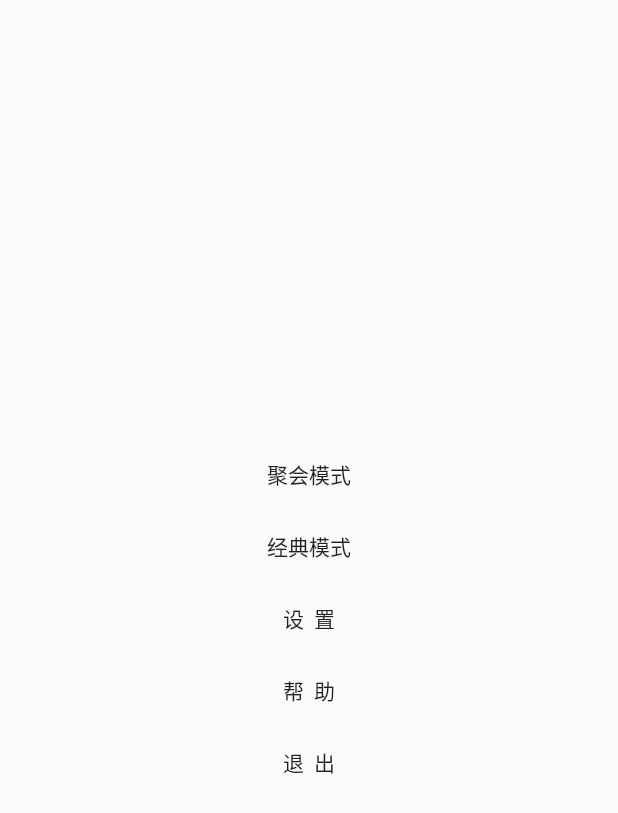
After one commit to david-loman/GuessNumber, an Android app: the layout activity_guide.xml on its own in the app's theme, with its tools: preview values and no code run, on a phone screen of 412 x 824 dp. The commit adds this screen. Shown: the top 813 px of the screen. Run offline under Robolectric (Android 15) with nearby library versions, the phone set to English and light mode, and no system bars.

Commit message:
add guideActivity

```diff
--- /dev/null
+++ b/app/src/main/res/layout/activity_guide.xml
@@ -0,0 +1,59 @@
+<RelativeLayout xmlns:android="http://schemas.android.com/apk/res/android"
+    xmlns:tools="http://schemas.android.com/tools"
+    android:layout_width="match_parent"
+    android:layout_height="match_parent"
+    tools:context="com.loman.david.guessnumber.GuideActivity">
+
+    <Button
+        android:id="@+id/playClassicButton"
+        android:text="经典模式"
+        android:layout_width="match_parent"
+        android:layout_height="wrap_content"
+        android:layout_above="@+id/settingButton"
+        android:background="@android:color/transparent"
+        android:padding="5dp"
+        android:onClick="playClassicGame"
+        />
+
+    <Button
+        android:id="@+id/playButton"
+        android:text="聚会模式"
+        android:layout_width="match_parent"
+        android:layout_height="wrap_content"
+        android:layout_above="@+id/playClassicButton"
+        android:background="@android:color/transparent"
+        android:padding="5dp"
+        android:onClick="playGame" />
+
+    <Button
+        android:id="@+id/settingButton"
+        android:text="设  置"
+        android:layout_width="match_parent"
+        android:layout_height="wrap_content"
+        android:layout_centerVertical="true"
+        android:layout_centerHorizontal="true"
+        android:background="@android:color/transparent"
+        android:padding="5dp"
+        android:onClick="setSetting" />
+
+    <Button
+        android:id="@+id/helpButton"
+        android:text="帮  助"
+        android:layout_width="match_parent"
+        android:layout_height="wrap_content"
+        android:layout_below="@+id/settingButton"
+        android:background="@android:color/transparent"
+        android:padding="5dp"
+        />
+
+    <Button
+        android:id="@+id/exitButton"
+        android:text="退  出"
+        android:layout_width="match_parent"
+        android:layout_height="wrap_content"
+        android:layout_below="@+id/helpButton"
+        android:background="@android:color/transparent"
+        android:padding="5dp"
+        android:onClick="onExit" />
+
+</RelativeLayout>
--- a/app/src/main/res/values/strings.xml
+++ b/app/src/main/res/values/strings.xml
@@ -1,7 +1,8 @@
 <?xml version="1.0" encoding="utf-8"?>
 <resources>
 
-    <string name="app_name">GuessNumber</string>
-    <string name="action_exit">Exit</string>
+    <string name="app_name">猜数字</string>
+    <string name="action_exit">退出</string>
+    <string name="title_activity_guide">猜数字</string>
 
 </resources>
```
Also changed, not shown: app/src/main/AndroidManifest.xml (+11 -7 lines), app/src/main/java/com/loman/david/guessnumber/GuideActivity.java (added, +61 -0 lines), app/src/main/java/com/loman/david/guessnumber/NormalGameActivity.java (added, +281 -0 lines), app/src/main/res/layout/activity_main.xml (+35 -11 lines), app/src/main/res/menu/menu_guide.xml (added, +10 -0 lines), app/src/main/res/drawable-hdpi/ic_launcher.png, app/src/main/res/drawable-mdpi/ic_launcher.png, app/src/main/res/drawable-xhdpi/ic_launcher.png, app/src/main/res/drawable-xxhdpi/ic_launcher.png.
